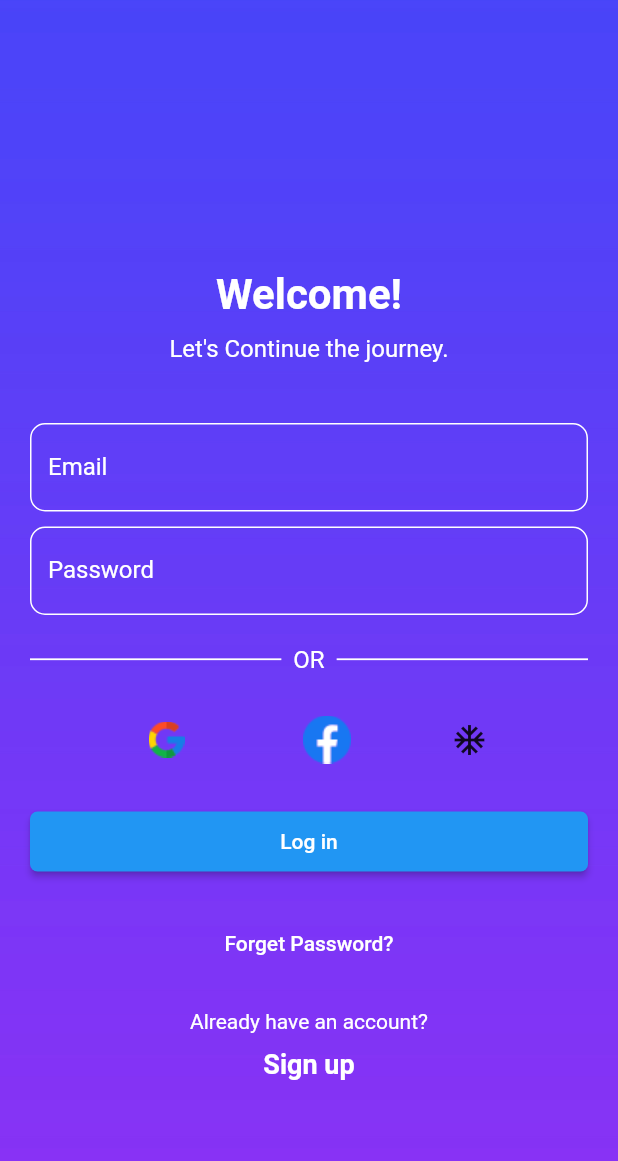
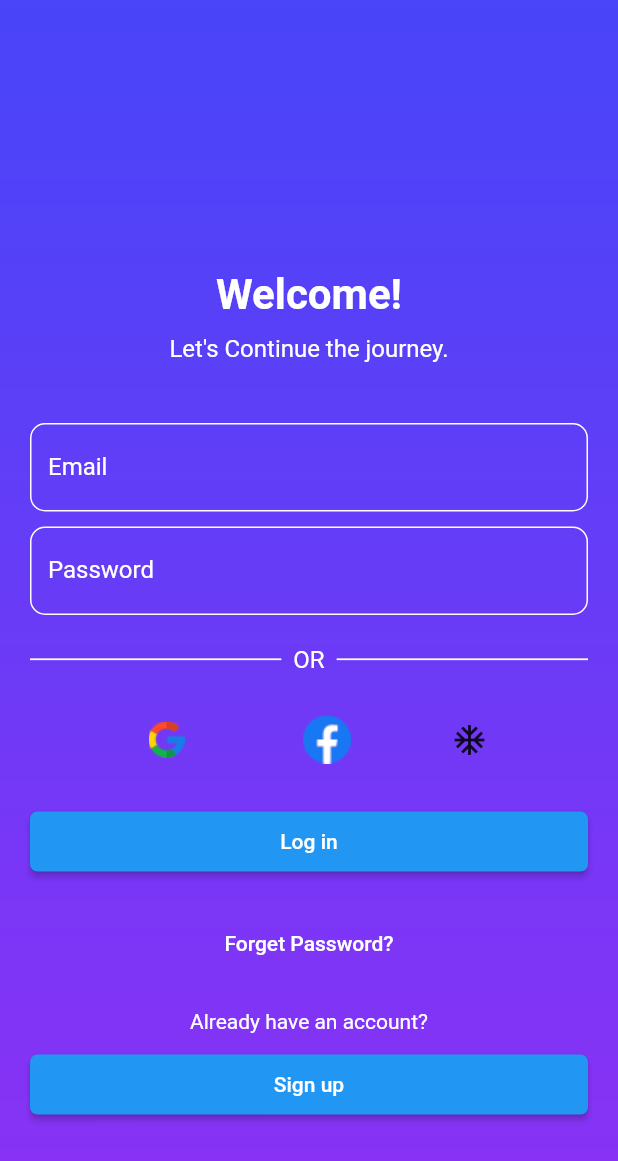
Before and after one commit to SyedHaiderAli1/task_manager, a Flutter app: the screen it shows after launch, on a phone screen of 412 x 824 dp. Shown: the top 1161 px of the screen. Run offline on Flutter 3.47's test engine with Material 2 defaults, Android fonts, the phone set to English and light mode, and no system bars; our stand-ins replace firebase_auth, firebase_core, flutter_otp_text_field, fluttertoast, get, line_awesome_flutter; accounts and stored records are empty.

```diff
--- a/lib/Models/user_model.dart
+++ b/lib/Models/user_model.dart
@@ -1,5 +1,4 @@
 
-import 'dart:js_interop';
 
 class UserModel{
   final String? id;
@@ -26,6 +25,8 @@ class UserModel{
     };
   }
 
+  //
+
 
 
 }
--- a/lib/app/modules/login/views/login_view.dart
+++ b/lib/app/modules/login/views/login_view.dart
@@ -149,16 +149,28 @@ class _LoginViewState extends State<LoginView> {
                 Text('Already have an account?',textAlign: TextAlign.center,
                   style: TextStyle(color: Colors.white),),
                 SizedBox(height: 10.0,),
-                GestureDetector(
-                  onTap: () {
+
+
+                ElevatedButton(
+                  onPressed: (){
                     Get.to(SignupView());
                   },
-                  child: Text(
-                    'Sign up',
-                    textAlign: TextAlign.center,
-                    style: TextStyle(color: Colors.white,fontWeight: FontWeight.bold,fontSize: 18,
+
+                  //for Email & pass Authentication
+                  // SignupController.instance.regiestredUser
+                  //   (controller.fullname.text.trim(),controller.email.text.trim(), controller.password.text.trim());
+
+                  //for phone Authentication
+                  // SignupController.instance.phoneAuthentication(controller.PhoneNo.text.trim());
+                  // Get.to(()=>OtpView());
+
+                  style: ElevatedButton.styleFrom(
+                    minimumSize: Size(44,40),
+                    shape: RoundedRectangleBorder(
+                      borderRadius: BorderRadius.circular(5.0),
                     ),
                   ),
+                  child: Text('Sign up'),
                 ),
 
               ],
--- a/lib/app/modules/otp/controllers/otp_controller.dart
+++ b/lib/app/modules/otp/controllers/otp_controller.dart
@@ -1,4 +1,4 @@
-import 'dart:ffi';
+
 
 import 'package:get/get.dart';
 import 'package:task_manager/app/modules/home/views/home_view.dart';
--- a/lib/app/routes/app_pages.dart
+++ b/lib/app/routes/app_pages.dart
@@ -43,7 +43,7 @@ class AppPages {
     ),
     GetPage(
       name: _Paths.USERPROFILE,
-      page: () => const UserprofileView(),
+      page: () => const UserProfileView(),
       binding: UserprofileBinding(),
     ),
     GetPage(
```
Also changed, not shown: lib/app/modules/signup/controllers/signup_controller.dart (+17 -0 lines), lib/app/modules/signup/views/signup_view.dart (+44 -51 lines), lib/repository/user_repository/user_repository.dart (+9 -5 lines), pubspec.lock, 1 other file.
